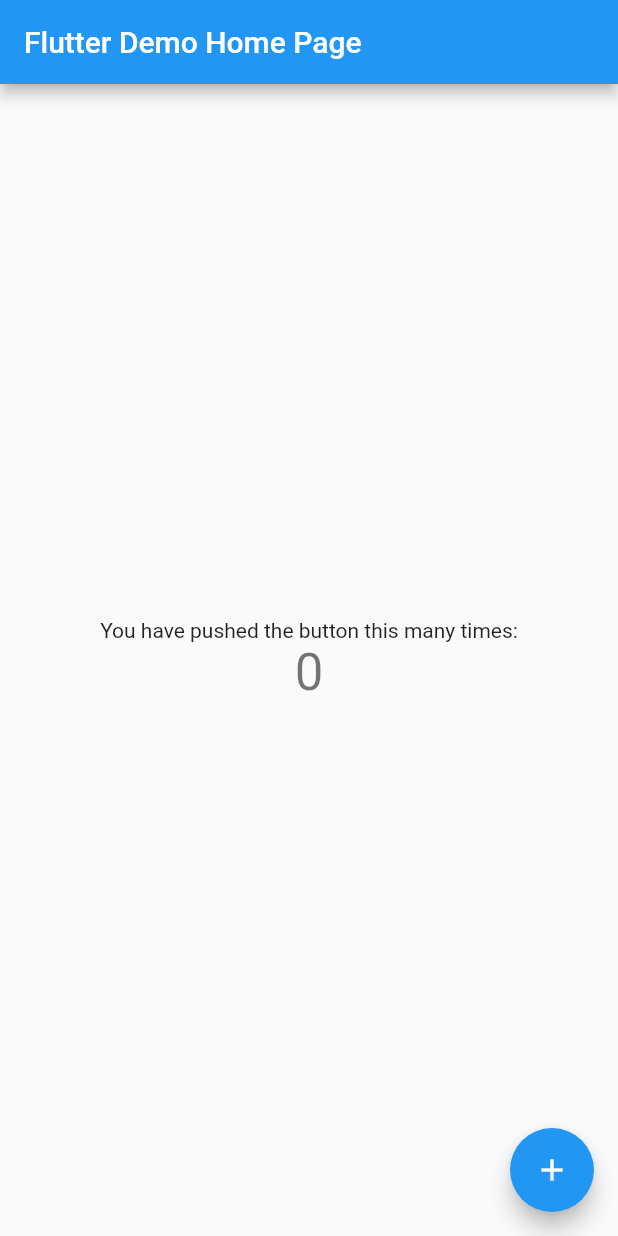
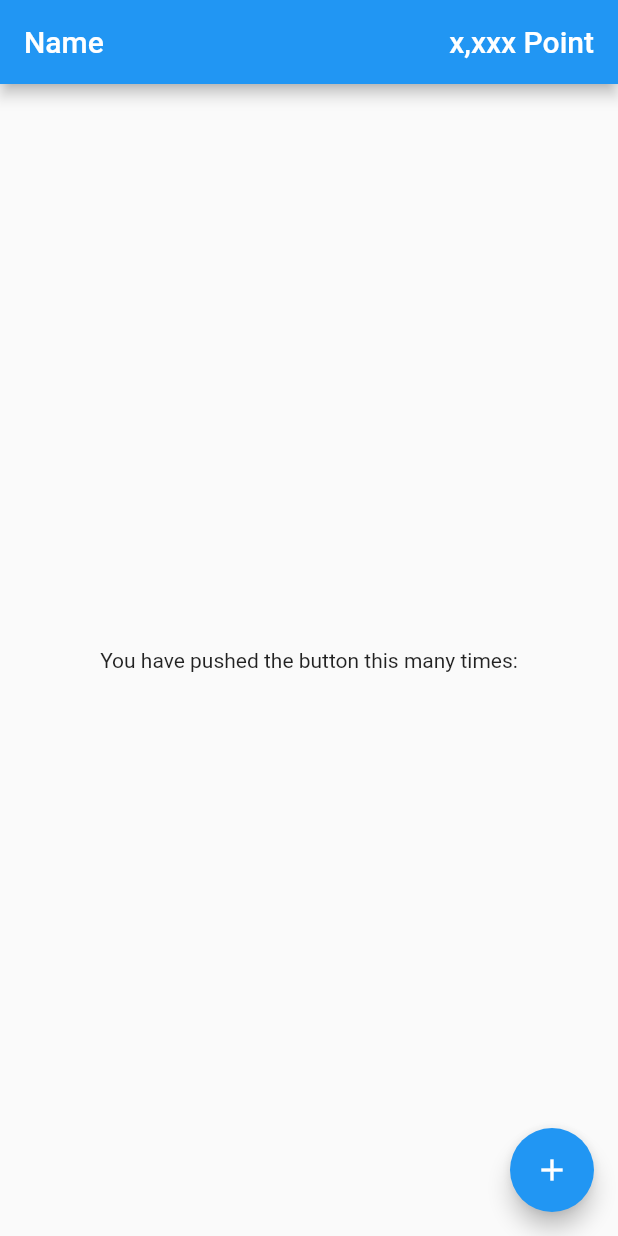
Before and after one commit to nopparatma/flutter_redemption_scbtechx, a Flutter app: the screen it shows after launch, on a phone screen of 412 x 824 dp. Run offline on Flutter 3.47's test engine with Material 2 defaults, Android fonts, the phone set to English and light mode, and no system bars; our stand-ins replace cached_network_image, dio.

```diff
--- a/lib/main.dart
+++ b/lib/main.dart
@@ -1,4 +1,8 @@
 import 'package:flutter/material.dart';
+import 'package:flutter_redemtion_scbtechx/ui/view/product_detail_page.dart';
+import 'package:flutter_redemtion_scbtechx/ui/view/product_list_page.dart';
+import 'package:flutter_redemtion_scbtechx/ui/view/redemption_page.dart';
+import 'package:flutter_redemtion_scbtechx/ui/view/success_page.dart';
 
 void main() {
   runApp(const MyApp());
@@ -14,7 +18,7 @@ class MyApp extends StatelessWidget {
       theme: ThemeData(
         primarySwatch: Colors.blue,
       ),
-      home: const MyHomePage(title: 'Flutter Demo Home Page'),
+      home: const ProductListPage(),
     );
   }
 }
--- a/lib/models/product_data_rs.dart
+++ b/lib/models/product_data_rs.dart
@@ -19,15 +19,20 @@ class ProductDataRs {
     }
     return data;
   }
+
+  @override
+  String toString() {
+    return 'ProductDataRs{product: $product}';
+  }
 }
 
 class Product {
   String? name;
   String? description;
   String? image;
-  int? price;
-  double? rateBahtPerPoint;
-  int? stock;
+  num? price;
+  num? rateBahtPerPoint;
+  num? stock;
 
   Product({name, description, image, price, rateBahtPerPoint, stock});
 
@@ -50,4 +55,9 @@ class Product {
     data['stock'] = stock;
     return data;
   }
+
+  @override
+  String toString() {
+    return 'Product{name: $name, description: $description, image: $image, price: $price, rateBahtPerPoint: $rateBahtPerPoint, stock: $stock}';
+  }
 }
--- a/lib/models/user_data_rs.dart
+++ b/lib/models/user_data_rs.dart
@@ -14,11 +14,16 @@ class UserDataRs {
     }
     return data;
   }
+
+  @override
+  String toString() {
+    return 'UserDataRs{customerData: $customerData}';
+  }
 }
 
 class CustomerData {
   String? name;
-  int? pointAmount;
+  num? pointAmount;
   String? email;
 
   CustomerData({this.name, this.pointAmount, this.email});
@@ -36,4 +41,9 @@ class CustomerData {
     data['email'] = email;
     return data;
   }
+
+  @override
+  String toString() {
+    return 'CustomerData{name: $name, pointAmount: $pointAmount, email: $email}';
+  }
 }
--- a/lib/ui/view/product_list_page.dart
+++ b/lib/ui/view/product_list_page.dart
@@ -1,4 +1,8 @@
 import 'package:flutter/material.dart';
+import 'package:flutter_redemtion_scbtechx/services/redemption_service.dart';
+
+import '../../models/product_data_rs.dart';
+import '../../models/user_data_rs.dart';
 
 class ProductListPage extends StatefulWidget {
   const ProductListPage({super.key});
@@ -9,7 +13,50 @@ class ProductListPage extends StatefulWidget {
 
 class _ProductListPageState extends State<ProductListPage> {
   @override
+  void initState() {
+    super.initState();
+  }
+
+  @override
+  dispose() {
+    super.dispose();
+  }
+
+  @override
   Widget build(BuildContext context) {
-    return Container();
+    return Scaffold(
+      appBar: AppBar(
+        title: Row(
+          mainAxisAlignment: MainAxisAlignment.spaceBetween,
+          children: const [
+            Text('Name'),
+            Text('x,xxx Point'),
+          ],
+        ),
+      ),
+      body: Center(
+        child: Column(
+          mainAxisAlignment: MainAxisAlignment.center,
+          children: const [
+            Text(
+              'You have pushed the button this many times:',
+            ),
+          ],
+        ),
+      ),
+      floatingActionButton: FloatingActionButton(
+        onPressed: () async {
+          RedemptionService redemptionService = RedemptionService();
+
+          UserDataRs userDataRs = await redemptionService.getUserData();
+          print(userDataRs);
+
+          ProductDataRs productDataRs = await redemptionService.getProductData();
+          print(productDataRs);
+        },
+        tooltip: 'Increment',
+        child: const Icon(Icons.add),
+      ),
+    );
   }
 }
```
